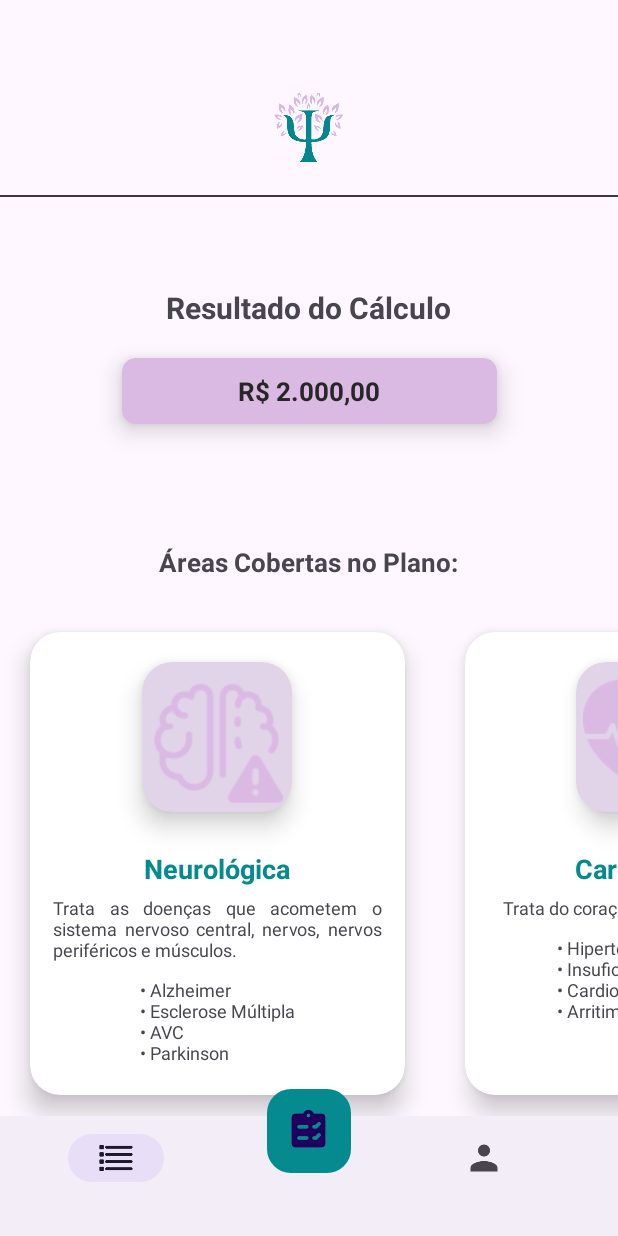
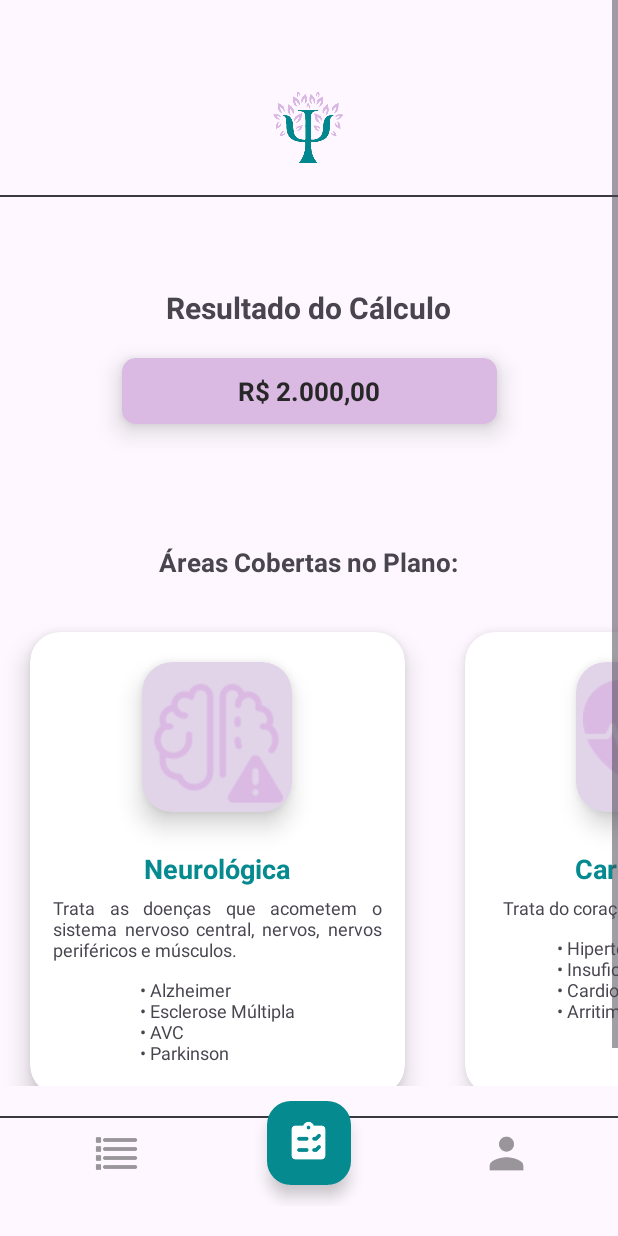
Before and after one commit to aaaaaaaaana/sprint3, an Android app: the Home screen opened directly, with no data from a screen before it, on a phone screen of 412 x 824 dp. Run offline under Robolectric (Android 15) with nearby library versions, the phone set to English and light mode, and no system bars.

Commit message:
navegacao feita

```diff
--- a/app/src/main/res/layout/activity_home.xml
+++ b/app/src/main/res/layout/activity_home.xml
@@ -1,5 +1,5 @@
 <?xml version="1.0" encoding="utf-8"?>
-<androidx.coordinatorlayout.widget.CoordinatorLayout xmlns:android="http://schemas.android.com/apk/res/android"
+<androidx.constraintlayout.widget.ConstraintLayout xmlns:android="http://schemas.android.com/apk/res/android"
     xmlns:app="http://schemas.android.com/apk/res-auto"
     xmlns:tools="http://schemas.android.com/tools"
     android:layout_width="match_parent"
@@ -8,8 +8,9 @@
 
     <ScrollView
         android:id="@+id/scrollView2"
-        android:layout_width="match_parent"
-        android:layout_height="match_parent"
+        android:layout_width="0dp"
+        android:layout_height="0dp"
+        app:layout_constraintBottom_toTopOf="@+id/coordinatorLayout"
         app:layout_constraintEnd_toEndOf="parent"
         app:layout_constraintStart_toStartOf="parent"
         app:layout_constraintTop_toTopOf="parent">
@@ -21,7 +22,7 @@
 
             <ImageView
                 android:id="@+id/logo"
-                android:layout_width="49dp"
+                android:layout_width="50dp"
                 android:layout_height="50dp"
                 android:layout_gravity="center"
                 android:layout_marginTop="60dp"
@@ -510,36 +511,101 @@
 
     </ScrollView>
 
+    <androidx.coordinatorlayout.widget.CoordinatorLayout
+        android:id="@+id/coordinatorLayout"
+        android:layout_width="match_parent"
+        android:layout_height="wrap_content"
+        android:layout_marginBottom="20dp"
+        app:layout_constraintBottom_toBottomOf="parent"
+        app:layout_constraintEnd_toEndOf="parent"
+        app:layout_constraintStart_toStartOf="parent">
+
+        <View
+            android:id="@+id/embaixo"
+            android:layout_width="match_parent"
+            android:layout_height="1dp"
+            android:layout_marginTop="20dp"
+            android:background="#3B3A40" />
+
         <com.google.android.material.bottomappbar.BottomAppBar
-        android:id="@+id/bottomAppBar"
+            android:id="@+id/menu"
             android:layout_width="match_parent"
             android:layout_height="wrap_content"
             android:layout_gravity="bottom"
+            android:backgroundTint="#00FFFFFF"
             app:fabAlignmentMode="center"
             app:fabCradleMargin="10dp"
-        app:fabCradleRoundedCornerRadius="50dp">
+            app:fabCradleRoundedCornerRadius="50dp"
+            app:fabCradleVerticalOffset="6dp">
 
-        <com.google.android.material.bottomnavigation.BottomNavigationView
-            android:id="@+id/bottomNavView"
-            android:layout_width="wrap_content"
-            android:layout_height="wrap_content"
-            android:layout_marginEnd="20dp"
-            android:background="#00FFFFFF"
-            app:labelVisibilityMode="labeled"
-            app:menu="@menu/menu_nav" />
 
+            <LinearLayout
+                android:layout_width="match_parent"
+                android:layout_height="match_parent"
+                android:gravity="center"
+                android:orientation="horizontal">
+
+                <LinearLayout
+                    android:layout_width="0dp"
+                    android:layout_height="match_parent"
+                    android:layout_weight="0.31"
+                    android:gravity="center_horizontal"
+                    android:orientation="vertical">
+
+                    <ImageView
+                        android:id="@+id/formulario"
+                        android:layout_width="30dp"
+                        android:layout_height="30dp"
+                        android:layout_gravity="center"
+                        android:layout_marginTop="10dp"
+                        app:srcCompat="@drawable/formulario" />
+                </LinearLayout>
+
+                <LinearLayout
+                    android:layout_width="0dp"
+                    android:layout_height="match_parent"
+                    android:layout_weight="0.33"
+                    android:gravity="center_horizontal"
+                    android:orientation="vertical">
+
+                    <ImageView
+                        android:id="@+id/meio"
+                        android:layout_width="30dp"
+                        android:layout_height="30dp"
+                        android:layout_gravity="center"
+                        android:layout_marginTop="10dp"
+                        android:visibility="invisible"
+                        app:srcCompat="@drawable/home" />
+                </LinearLayout>
+
+                <LinearLayout
+                    android:layout_width="0dp"
+                    android:layout_height="match_parent"
+                    android:layout_weight="0.33"
+                    android:gravity="center_horizontal"
+                    android:orientation="vertical">
+
+                    <ImageView
+                        android:id="@+id/perfil"
+                        android:layout_width="30dp"
+                        android:layout_height="30dp"
+                        android:layout_gravity="center"
+                        android:layout_marginTop="10dp"
+                        app:srcCompat="@drawable/perfil" />
+                </LinearLayout>
+            </LinearLayout>
         </com.google.android.material.bottomappbar.BottomAppBar>
 
         <com.google.android.material.floatingactionbutton.FloatingActionButton
-        android:id="@+id/floatingActionButton"
+            android:id="@+id/resultado"
             android:layout_width="wrap_content"
             android:layout_height="wrap_content"
-        android:tint="#cac4d0"
+            android:layout_gravity="center_horizontal"
+            android:layout_marginTop="10dp"
             android:backgroundTint="#048A8F"
             android:src="@drawable/resultado"
-        app:layout_anchor="@id/bottomAppBar"
-        android:layout_marginBottom="30dp"
-        app:maxImageSize="30dp" />
+            app:maxImageSize="30dp"
+            app:tint="@color/white" />
+    </androidx.coordinatorlayout.widget.CoordinatorLayout>
 
-
-</androidx.coordinatorlayout.widget.CoordinatorLayout>
+</androidx.constraintlayout.widget.ConstraintLayout>
```
Also changed, not shown: app/src/main/java/com/bma/healy/Home.kt (+26 -23 lines), app/src/main/java/com/bma/healy/MainActivity.kt (+21 -21 lines), app/src/main/res/layout/activity_formulario.xml (+24 -16 lines). Lines whose indentation alone changed are shown as unchanged.
